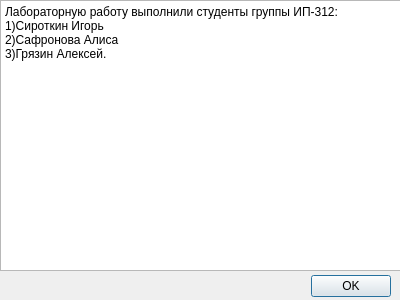
The window that Ip-312-Sirotkin/qt-simple-calculator-master/form.ui (marliele/R2_vpicmv) describes before a commit, drawn with Qt 5.
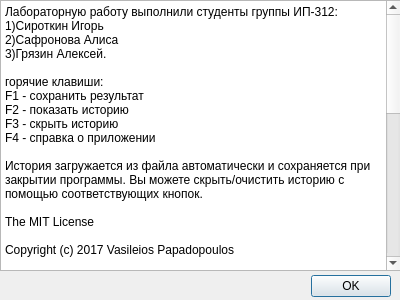
The same window after the commit.

Commit message: Fix size and form, Finalversion

```diff
--- a/Ip-312-Sirotkin/qt-simple-calculator-master/form.ui
+++ b/Ip-312-Sirotkin/qt-simple-calculator-master/form.ui
@@ -42,7 +42,38 @@
     <string>Лабораторную работу выполнили студенты группы ИП-312:
 1)Сироткин Игорь 
 2)Сафронова Алиса 
-3)Грязин Алексей.</string>
+3)Грязин Алексей.
+
+горячие клавиши:
+F1 - сохранить результат
+F2 - показать историю
+F3 - скрыть историю
+F4 - справка о приложении
+
+История загружается из файла автоматически и сохраняется при закрытии программы. Вы можете скрыть/очистить историю с помощью соответствующих кнопок.
+
+The MIT License
+
+Copyright (c) 2017 Vasileios Papadopoulos
+
+Permission is hereby granted, free of charge, to any person obtaining a copy
+of this software and associated documentation files (the &quot;Software&quot;), to deal
+in the Software without restriction, including without limitation the rights
+to use, copy, modify, merge, publish, distribute, sublicense, and/or sell
+copies of the Software, and to permit persons to whom the Software is
+furnished to do so, subject to the following conditions:
+
+The above copyright notice and this permission notice shall be included in
+all copies or substantial portions of the Software.
+
+THE SOFTWARE IS PROVIDED &quot;AS IS&quot;, WITHOUT WARRANTY OF ANY KIND, EXPRESS OR
+IMPLIED, INCLUDING BUT NOT LIMITED TO THE WARRANTIES OF MERCHANTABILITY,
+FITNESS FOR A PARTICULAR PURPOSE AND NONINFRINGEMENT. IN NO EVENT SHALL THE
+AUTHORS OR COPYRIGHT HOLDERS BE LIABLE FOR ANY CLAIM, DAMAGES OR OTHER
+LIABILITY, WHETHER IN AN ACTION OF CONTRACT, TORT OR OTHERWISE, ARISING FROM,
+OUT OF OR IN CONNECTION WITH THE SOFTWARE OR THE USE OR OTHER DEALINGS IN
+THE SOFTWARE.
+</string>
    </property>
   </widget>
  </widget>
```
The commit also changes 4 other files.
